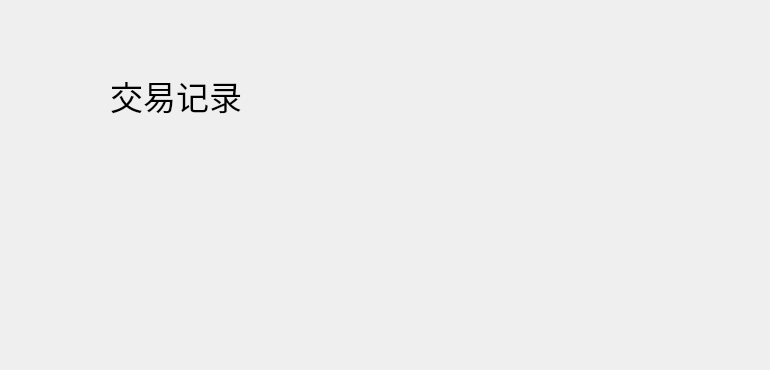
The window that contact/ContactInfoHistoryWidget.ui (HcashOrg/hx-indicator) describes before a commit, drawn with Qt 5.
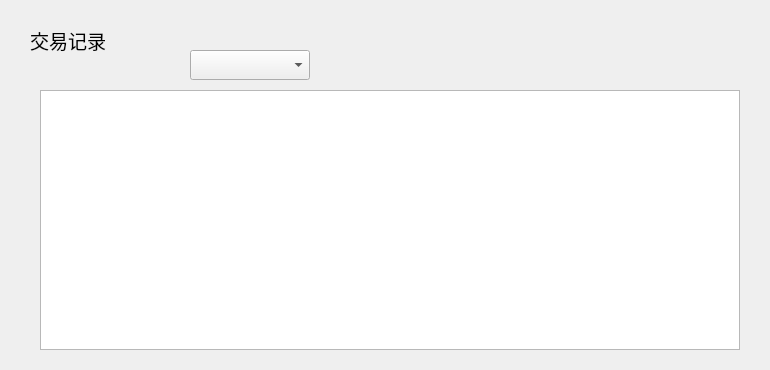
The same window after the commit.

Commit message: contact transfer record; withdraw record

The edit to the form file:
```diff
--- a/contact/ContactInfoHistoryWidget.ui
+++ b/contact/ContactInfoHistoryWidget.ui
@@ -10,27 +10,136 @@
     <height>370</height>
    </rect>
   </property>
+  <property name="font">
+   <font>
+    <family>微软雅黑</family>
+   </font>
+  </property>
   <property name="windowTitle">
    <string>Form</string>
   </property>
   <widget class="QLabel" name="label">
    <property name="geometry">
     <rect>
-     <x>110</x>
-     <y>60</y>
+     <x>30</x>
+     <y>20</y>
      <width>171</width>
-     <height>71</height>
+     <height>40</height>
     </rect>
    </property>
    <property name="font">
     <font>
-     <pointsize>25</pointsize>
+     <pointsize>14</pointsize>
     </font>
    </property>
    <property name="text">
     <string>交易记录</string>
    </property>
   </widget>
+  <widget class="QComboBox" name="assetComboBox">
+   <property name="geometry">
+    <rect>
+     <x>190</x>
+     <y>50</y>
+     <width>120</width>
+     <height>30</height>
+    </rect>
+   </property>
+  </widget>
+  <widget class="QTableWidget" name="transferRecordTableWidget">
+   <property name="geometry">
+    <rect>
+     <x>40</x>
+     <y>90</y>
+     <width>700</width>
+     <height>260</height>
+    </rect>
+   </property>
+   <attribute name="horizontalHeaderVisible">
+    <bool>false</bool>
+   </attribute>
+   <attribute name="verticalHeaderVisible">
+    <bool>false</bool>
+   </attribute>
+   <column>
+    <property name="text">
+     <string>区块高度</string>
+    </property>
+    <property name="font">
+     <font>
+      <family>微软雅黑</family>
+     </font>
+    </property>
+    <property name="textAlignment">
+     <set>AlignCenter</set>
+    </property>
+   </column>
+   <column>
+    <property name="text">
+     <string>我的地址</string>
+    </property>
+    <property name="font">
+     <font>
+      <family>微软雅黑</family>
+     </font>
+    </property>
+    <property name="textAlignment">
+     <set>AlignCenter</set>
+    </property>
+   </column>
+   <column>
+    <property name="text">
+     <string>数量</string>
+    </property>
+    <property name="font">
+     <font>
+      <family>微软雅黑</family>
+     </font>
+    </property>
+    <property name="textAlignment">
+     <set>AlignCenter</set>
+    </property>
+   </column>
+   <column>
+    <property name="text">
+     <string>手续费</string>
+    </property>
+    <property name="font">
+     <font>
+      <family>微软雅黑</family>
+     </font>
+    </property>
+    <property name="textAlignment">
+     <set>AlignCenter</set>
+    </property>
+   </column>
+   <column>
+    <property name="text">
+     <string>交易ID</string>
+    </property>
+    <property name="font">
+     <font>
+      <family>微软雅黑</family>
+     </font>
+    </property>
+    <property name="textAlignment">
+     <set>AlignCenter</set>
+    </property>
+   </column>
+   <column>
+    <property name="text">
+     <string>交易状态</string>
+    </property>
+    <property name="font">
+     <font>
+      <family>微软雅黑</family>
+     </font>
+    </property>
+    <property name="textAlignment">
+     <set>AlignCenter</set>
+    </property>
+   </column>
+  </widget>
  </widget>
  <resources/>
  <connections/>
```
The commit also changes 27 other files.
